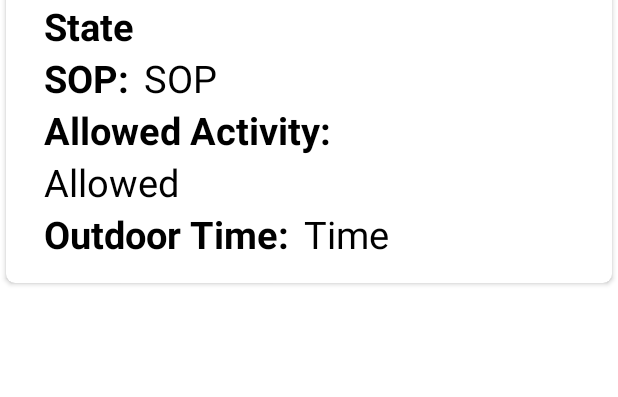
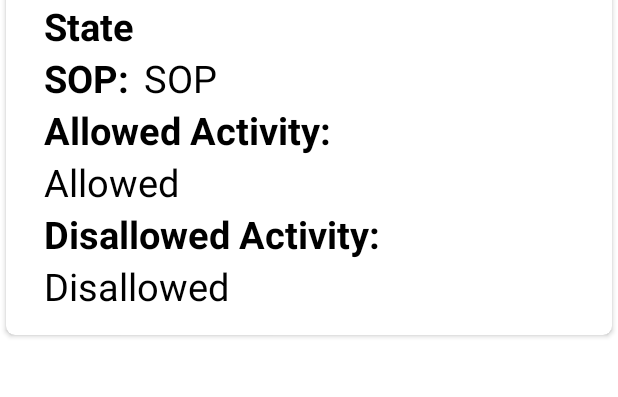
Before and after one commit to minireportG2/MySelamat, an Android app: the layout sop_item.xml on its own in the app's theme, with its tools: preview values and no code run, on a phone screen of 412 x 824 dp, the part 151-548 px from its top. Run offline under Robolectric (Android 15) with nearby library versions, the phone set to English and light mode, and no system bars; Roboto replaces fonts that are not available here.

Commit message:
Low Wei Han Changes/ New File: 1. Modification on SOP

```diff
--- a/app/src/main/res/layout/sop_item.xml
+++ b/app/src/main/res/layout/sop_item.xml
@@ -86,22 +86,18 @@
             <TextView
                 android:layout_width="match_parent"
                 android:layout_height="wrap_content"
-                android:id="@+id/allowedtext"
+                android:id="@+id/allowed"
                 android:text="Allowed"
                 android:textSize="25sp"
                 android:textColor="@color/black"
                 android:layout_marginLeft="10dp"
                 android:fontFamily="@font/droid_sans"/>
 
-        <LinearLayout
-            android:layout_width="match_parent"
-            android:layout_height="wrap_content"
-            android:orientation="horizontal">
 
             <TextView
                 android:layout_width="wrap_content"
                 android:layout_height="wrap_content"
-                android:text="Outdoor Time:"
+                android:text="Disallowed Activity:"
                 android:textSize="25sp"
                 android:textColor="@color/black"
                 android:layout_marginLeft="10dp"
@@ -111,8 +107,8 @@
             <TextView
                 android:layout_width="match_parent"
                 android:layout_height="wrap_content"
-                android:id="@+id/timetext"
-                android:text="Time"
+                android:id="@+id/disallowed"
+                android:text="Disallowed"
                 android:textSize="25sp"
                 android:textColor="@color/black"
                 android:layout_toRightOf="@+id/img1"
@@ -120,7 +116,6 @@
                 android:layout_marginLeft="10dp"
                 android:fontFamily="@font/droid_sans"/>
 
-        </LinearLayout>
 
     </LinearLayout>
 
```
Also changed, not shown: app/src/main/java/com/example/myselamat/SopAdapter.java (+4 -4 lines), app/src/main/java/com/example/myselamat/SopModel.java (+6 -7 lines).
